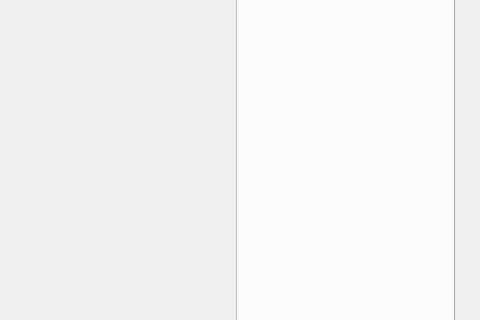
Old version of the form Polymorphic_Engine_V1/mainwindow.ui in the repository metherlence784/FYP-Polymorphic-Engine; both pictures show x 196 to 676 and y 170 to 490 of the 676 by 711 pixel window.
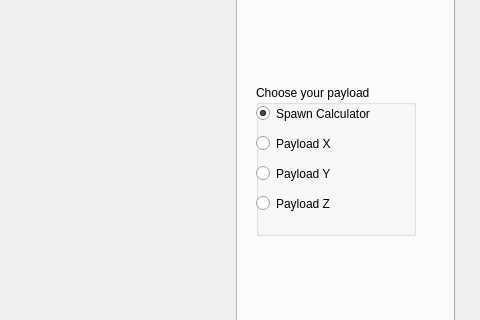
New version of the form.

Commit message: Added the Choose_Payload_Controller in BCE format Added the 4 radio buttons into a group, in the C0d3z tab of the UI, each corresponding to a payload, note that for now, none of the payloads work, these are placeholders Added a Textbox, named Analysis_Textbox, in the analysis tab of the UI

Diff of the .ui file:
```diff
--- a/Polymorphic_Engine_V1/mainwindow.ui
+++ b/Polymorphic_Engine_V1/mainwindow.ui
@@ -59,6 +59,80 @@
        </rect>
       </property>
      </widget>
+     <widget class="QWidget" name="verticalLayoutWidget">
+      <property name="geometry">
+       <rect>
+        <x>450</x>
+        <y>210</y>
+        <width>160</width>
+        <height>151</height>
+       </rect>
+      </property>
+      <layout class="QVBoxLayout" name="verticalLayout">
+       <item>
+        <widget class="QGroupBox" name="Payload_RButton_Group">
+         <property name="title">
+          <string>Choose your payload</string>
+         </property>
+         <widget class="QRadioButton" name="Calculator_Payload_RButton">
+          <property name="geometry">
+           <rect>
+            <x>0</x>
+            <y>20</y>
+            <width>158</width>
+            <height>17</height>
+           </rect>
+          </property>
+          <property name="text">
+           <string>Spawn Calculator</string>
+          </property>
+          <property name="checked">
+           <bool>true</bool>
+          </property>
+         </widget>
+         <widget class="QRadioButton" name="radioButton">
+          <property name="geometry">
+           <rect>
+            <x>0</x>
+            <y>50</y>
+            <width>158</width>
+            <height>17</height>
+           </rect>
+          </property>
+          <property name="text">
+           <string>Payload X</string>
+          </property>
+         </widget>
+         <widget class="QRadioButton" name="radioButton_2">
+          <property name="geometry">
+           <rect>
+            <x>0</x>
+            <y>80</y>
+            <width>151</width>
+            <height>17</height>
+           </rect>
+          </property>
+          <property name="text">
+           <string>Payload Y</string>
+          </property>
+         </widget>
+         <widget class="QRadioButton" name="radioButton_3">
+          <property name="geometry">
+           <rect>
+            <x>0</x>
+            <y>110</y>
+            <width>151</width>
+            <height>17</height>
+           </rect>
+          </property>
+          <property name="text">
+           <string>Payload Z</string>
+          </property>
+         </widget>
+        </widget>
+       </item>
+      </layout>
+     </widget>
     </widget>
     <widget class="QWidget" name="tab_2">
      <attribute name="title">
```
Left out of the diff: 19 changed lines with no effect on the pictures. The commit also changes 49 other files.
